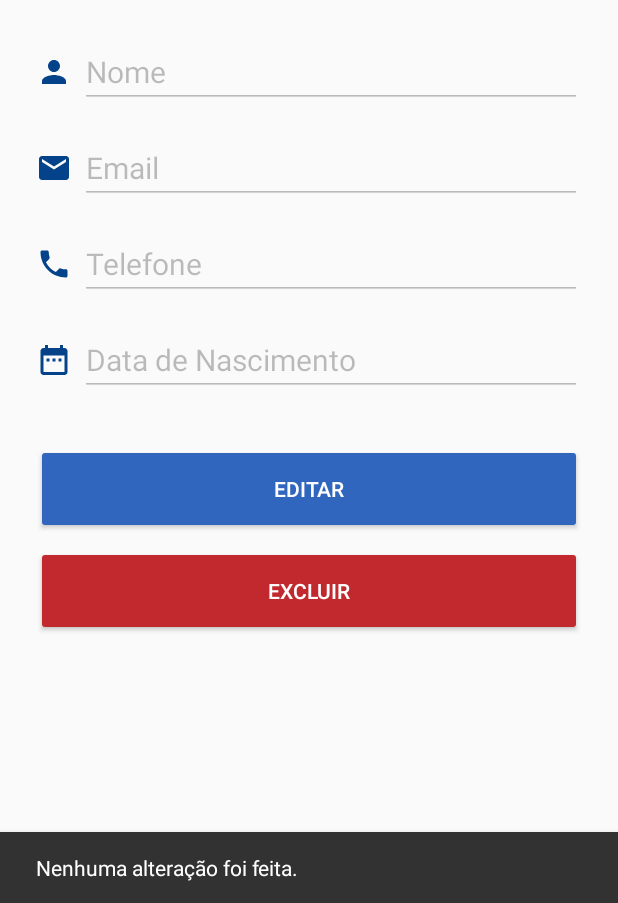
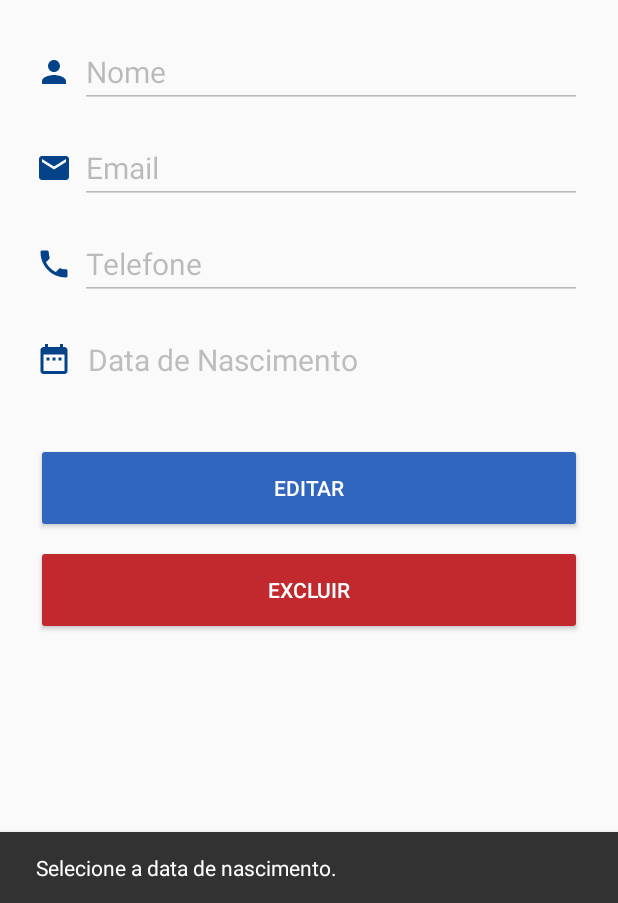
Before and after one commit to rebecaalbuquerque/agenda-telefonica-nati, an Android app: the ContactDetailActivity screen opened directly, with no data from a screen before it, after a tap on "SALVAR", on a phone screen of 412 x 824 dp, the part 333-1236 px from its top. Run offline under Robolectric (Android 15) with nearby library versions, the phone set to English and light mode, and no system bars; our stand-ins replace Picasso; libraries missing offline, so code that uses them is left out: io.realm; network calls fail; pictures from the network do not load; 2 statements that could not run were skipped; 2 other taps on this screen came first.

Commit message:
Adição do pacote core e de funções de extensão do Snackbar

```diff
--- a/app/src/main/java/br/com/albuquerque/agendatelefonicanati/modules/auth/view/AuthActivity.kt
+++ b/app/src/main/java/br/com/albuquerque/agendatelefonicanati/modules/auth/view/AuthActivity.kt
@@ -5,6 +5,7 @@ import android.support.v7.app.AppCompatActivity
 import android.os.Bundle
 import android.support.design.widget.Snackbar
 import br.com.albuquerque.agendatelefonicanati.R
+import br.com.albuquerque.agendatelefonicanati.core.extensions.error
 import br.com.albuquerque.agendatelefonicanati.modules.auth.business.AuthBusiness
 import br.com.albuquerque.agendatelefonicanati.modules.contacts.view.ContactsActivity
 import io.realm.Realm
@@ -46,7 +47,7 @@ class AuthActivity : AppCompatActivity() {
                 finish()
 
             }, {
-                Snackbar.make(btnAuthLogin, it, Snackbar.LENGTH_SHORT).show()
+                Snackbar.make(btnAuthLogin, it, Snackbar.LENGTH_SHORT).error().show()
             })
 
         }
--- a/app/src/main/java/br/com/albuquerque/agendatelefonicanati/modules/auth/view/RegisterAccountActivity.kt
+++ b/app/src/main/java/br/com/albuquerque/agendatelefonicanati/modules/auth/view/RegisterAccountActivity.kt
@@ -7,6 +7,8 @@ import android.support.v7.app.AlertDialog
 import android.text.TextUtils
 import android.view.MenuItem
 import br.com.albuquerque.agendatelefonicanati.R
+import br.com.albuquerque.agendatelefonicanati.core.extensions.error
+import br.com.albuquerque.agendatelefonicanati.core.extensions.success
 import br.com.albuquerque.agendatelefonicanati.modules.auth.business.AuthBusiness
 import kotlinx.android.synthetic.main.activity_register_account.*
 
@@ -78,10 +80,10 @@ class RegisterAccountActivity : AppCompatActivity() {
 
     private fun registerUser(){
         AuthBusiness.registrar(txtEmail.text.toString(), txtSenha.text.toString(), txtConfirmarSenha.text.toString(),{
-            Snackbar.make(btnCadastrarConta, it, Snackbar.LENGTH_SHORT).show()
+            Snackbar.make(btnCadastrarConta, it, Snackbar.LENGTH_SHORT).success().show()
 
         }, {
-            Snackbar.make(btnCadastrarConta, it, Snackbar.LENGTH_SHORT).show()
+            Snackbar.make(btnCadastrarConta, it, Snackbar.LENGTH_SHORT).error().show()
         })
     }
 }
--- a/app/src/main/java/br/com/albuquerque/agendatelefonicanati/modules/contacts/view/ContactDetailActivity.kt
+++ b/app/src/main/java/br/com/albuquerque/agendatelefonicanati/modules/contacts/view/ContactDetailActivity.kt
@@ -9,11 +9,12 @@ import br.com.albuquerque.agendatelefonicanati.modules.contacts.business.Contact
 import com.squareup.picasso.Picasso
 import kotlinx.android.synthetic.main.activity_contact_detail.*
 import android.content.DialogInterface
+import android.graphics.Color
 import android.support.design.widget.Snackbar
-import android.util.Log
 import android.view.MenuItem
 import android.text.TextUtils
 import android.widget.TextView
+import br.com.albuquerque.agendatelefonicanati.core.extensions.*
 import br.com.albuquerque.agendatelefonicanati.modules.contacts.model.Contact
 import java.text.SimpleDateFormat
 import java.util.*
@@ -61,7 +62,7 @@ class ContactDetailActivity : AppCompatActivity() {
             txtTelefoneContato.setText(it.phone)
 
             it.birth?.let{
-                txtNascimento.setText(SimpleDateFormat(getString(R.string.format_date_br)).format(Date( it * 1000)))
+                txtNascimento.text = SimpleDateFormat(getString(R.string.format_date_br)).format(Date( it * 1000))
             }
         }
 
@@ -80,8 +81,8 @@ class ContactDetailActivity : AppCompatActivity() {
                     .setPositiveButton(getString(R.string.popup_yes), DialogInterface.OnClickListener { dialog, id ->
                         idContato?.let {contato ->
                             ContactBusiness.excluirContato(contato) {
-                                Snackbar.make(btnExcluirContato, it, Snackbar.LENGTH_SHORT).show()
                                 finish()
+                                Snackbar.make(window.decorView, it, Snackbar.LENGTH_SHORT).success().show()
                             }
                         }
                     })
@@ -100,12 +101,15 @@ class ContactDetailActivity : AppCompatActivity() {
 
             if(btnEditarContato.text == getString(R.string.btnEditarContato)){
                 btnEditarContato.text = getString(R.string.btnSalvarContato)
+                txtNascimento.setTextColor(Color.BLACK)
                 habilitarCampos()
 
             } else {
                 btnEditarContato.text = getString(R.string.btnEditarContato)
                 attemptEditar()
                 desabilitarCampos()
+                txtNascimento.setTextColor(Color.parseColor("#808080"))
+                txtNascimento.alpha = 0.5F
             }
 
         }
@@ -178,8 +182,8 @@ class ContactDetailActivity : AppCompatActivity() {
             enviarRequest = false
         }
 
-        if(TextUtils.isEmpty(txtNascimento.text.toString().trim())){
-            txtNascimento.error = getString(R.string.error_input)
+        if(txtNascimento.text == "Data de Nascimento"){
+            Snackbar.make(btnEditarContato, "Selecione a data de nascimento.", Snackbar.LENGTH_SHORT).show()
             enviarRequest = false
         }
 
@@ -197,18 +201,15 @@ class ContactDetailActivity : AppCompatActivity() {
             contatoEditado.picture = it.picture
         }
 
-        Log.d("TAG", "${contato}")
-
-
-
         if(contato!!.compareTo(contatoEditado) == 1){
             ContactBusiness.editarContato(contatoEditado,{
-                Snackbar.make(btnEditarContato, it, Snackbar.LENGTH_SHORT).show()
+                Snackbar.make(btnEditarContato, it, Snackbar.LENGTH_SHORT).success().show()
+
             }, {
-                Snackbar.make(btnEditarContato, it, Snackbar.LENGTH_SHORT).show()
+                Snackbar.make(btnEditarContato, it, Snackbar.LENGTH_SHORT).error().show()
             })
         } else {
-            Snackbar.make(btnEditarContato, getString(R.string.msg_no_changes), Snackbar.LENGTH_SHORT).show()
+            Snackbar.make(btnEditarContato, getString(R.string.msg_no_changes), Snackbar.LENGTH_SHORT).noChanges().show()
         }
 
     }
--- a/app/src/main/res/layout/activity_contact_detail.xml
+++ b/app/src/main/res/layout/activity_contact_detail.xml
@@ -123,13 +123,18 @@
                 android:src="@drawable/ic_date_range_black_24dp"
                 android:tint="@color/colorPrimaryDark" />
 
-            <EditText
+            <TextView
                 android:id="@+id/txtNascimento"
+                android:textSize="20sp"
+                android:alpha="0.5"
+                android:textColor="#808080"
+                android:paddingLeft="5dp"
+                android:paddingTop="10dp"
+                android:paddingBottom="10dp"
                 android:layout_width="match_parent"
                 android:layout_height="wrap_content"
                 android:enabled="false"
-                android:text="Data de Nascimento"
-                android:textSize="20sp" />
+                android:text="Data de Nascimento" />
 
         </LinearLayout>
 
```
Also changed, not shown: app/src/main/java/br/com/albuquerque/agendatelefonicanati/core/extensions/SnackbarExtensions.kt (added, +19 -0 lines), app/src/main/java/br/com/albuquerque/agendatelefonicanati/modules/contacts/view/ContactsActivity.kt (+10 -9 lines), app/src/main/java/br/com/albuquerque/agendatelefonicanati/modules/contacts/view/NewContactActivity.kt (+7 -9 lines), app/src/main/res/layout/activity_new_contact.xml (+11 -1 lines).
